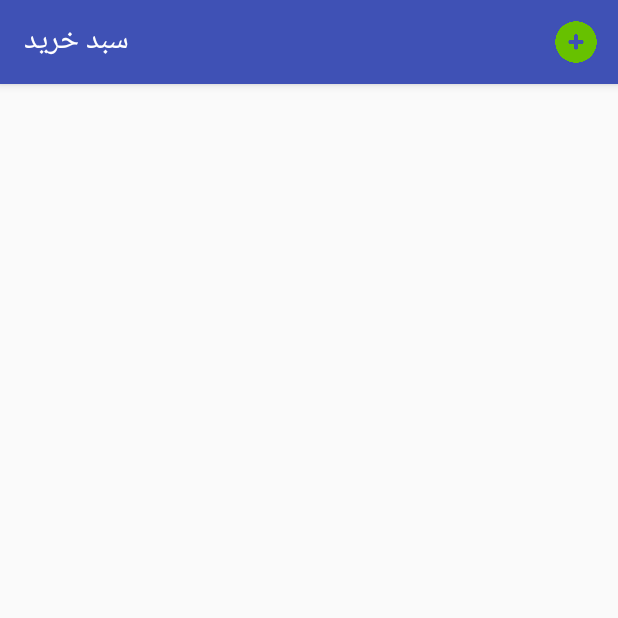
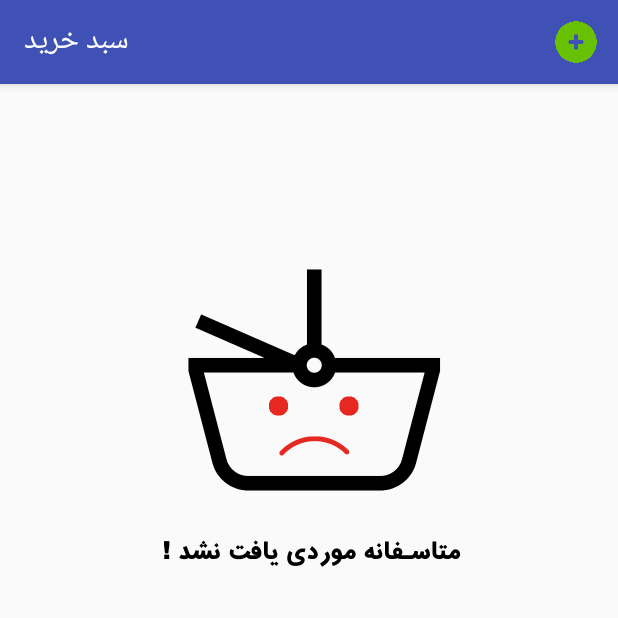
Before and after one commit to ParsIOT/Pokdis, an Android app: the CartActivity screen opened directly, with no data from a screen before it, on a phone screen of 412 x 824 dp, the top half of it. Run offline under Robolectric (Android 15) with nearby library versions, the phone set to English and light mode, and no system bars; libraries missing offline, so code that uses them is left out: com.orhanobut.hawk; 1 statement that could not run was skipped.

Commit message:
Some ui improvements

```diff
--- a/app/src/main/res/layout/activity_cart.xml
+++ b/app/src/main/res/layout/activity_cart.xml
@@ -22,6 +22,12 @@
                 android:scrollbars="vertical"
                 android:layout_width="match_parent"
                 android:layout_height="match_parent"/>
+            <ImageView
+                android:layout_width="wrap_content"
+                android:layout_height="500dp"
+                android:id="@+id/empty_cart_image"
+                android:src="@drawable/empty_shop_cart"
+                android:background="@android:color/transparent"/>
             <View
                 android:id="@+id/anchor"
                 android:layout_height="48dp"
--- a/app/src/main/res/layout/item_of_listview.xml
+++ b/app/src/main/res/layout/item_of_listview.xml
@@ -39,9 +39,9 @@
                     android:layout_weight="2">
                     <ImageButton
                         android:id="@+id/delete_btn"
-                        android:layout_width="30dp"
-                        android:layout_height="30dp"
-                        android:background="@drawable/delete" />
+                        android:layout_width="25dp"
+                        android:layout_height="25dp"
+                        android:background="@drawable/delete1" />
                     <TextView
                             android:layout_width="match_parent"
                             android:layout_height="match_parent"
```
Also changed, not shown: app/src/main/res/drawable/delete1.png (added), app/src/main/res/drawable/empty_shop_cart.png (added).
